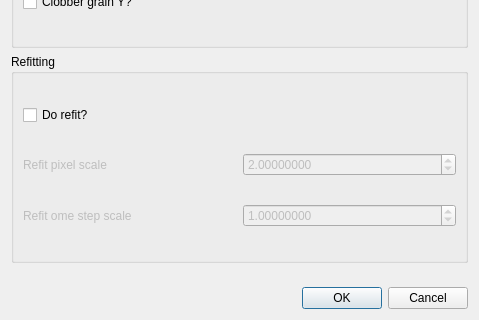
The window that hexrd/ui/resources/ui/hedm_calibration_options_dialog.ui (HEXRD/hexrdgui) describes before a commit, drawn with Qt 5; both pictures show x 0 to 479 and y 238 to 558 of the 479 by 558 pixel window.
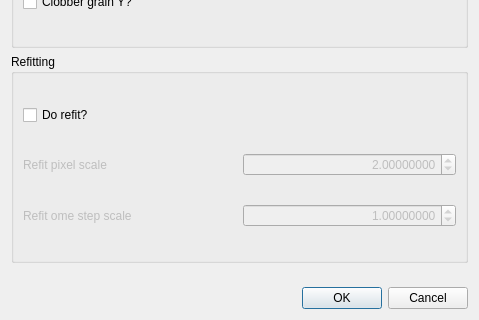
The same window after the commit. Custom widgets are drawn as their Qt base class.

Commit message:
Remove grain selection from HEDM calibration
We should just use the grains from the rotation series overlays. We
do not need to get grains from anywhere else.

Patch:
```diff
--- a/hexrd/ui/resources/ui/hedm_calibration_options_dialog.ui
+++ b/hexrd/ui/resources/ui/hedm_calibration_options_dialog.ui
@@ -132,6 +132,9 @@
             <verstretch>0</verstretch>
            </sizepolicy>
           </property>
+          <property name="alignment">
+           <set>Qt::AlignRight|Qt::AlignTrailing|Qt::AlignVCenter</set>
+          </property>
           <property name="decimals">
            <number>8</number>
           </property>
@@ -148,6 +151,9 @@
           <property name="enabled">
            <bool>false</bool>
           </property>
+          <property name="alignment">
+           <set>Qt::AlignRight|Qt::AlignTrailing|Qt::AlignVCenter</set>
+          </property>
           <property name="decimals">
            <number>8</number>
           </property>
```
Left out of the diff: 3 changed lines with no effect on the pictures. The commit also changes 2 other files.
